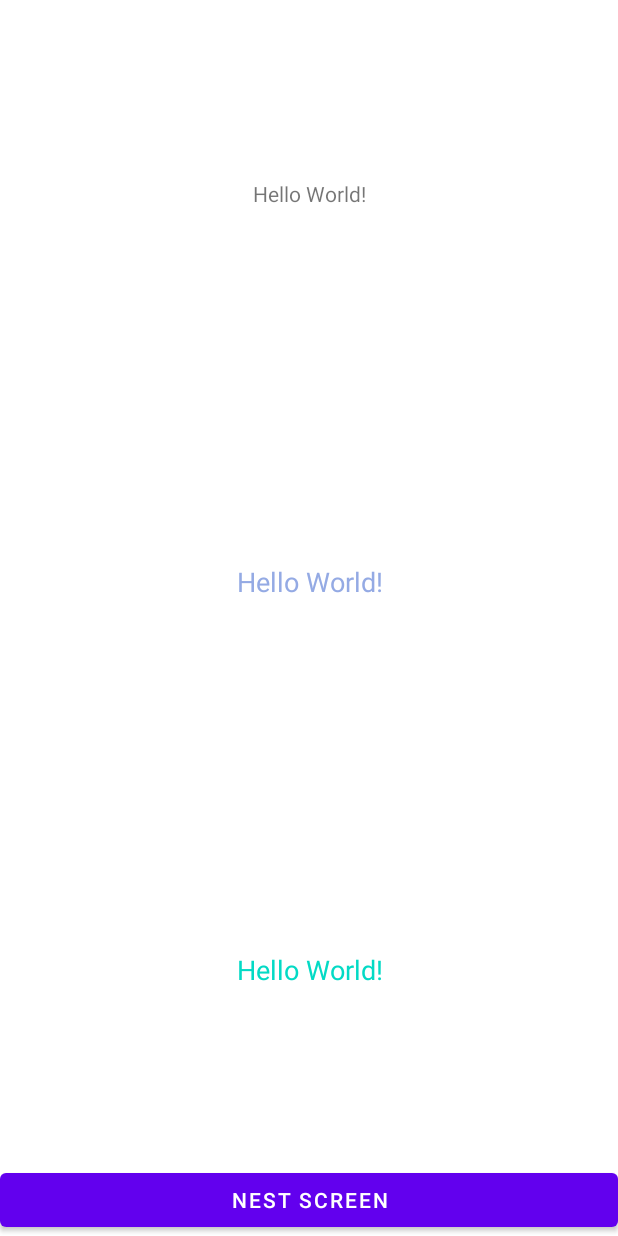
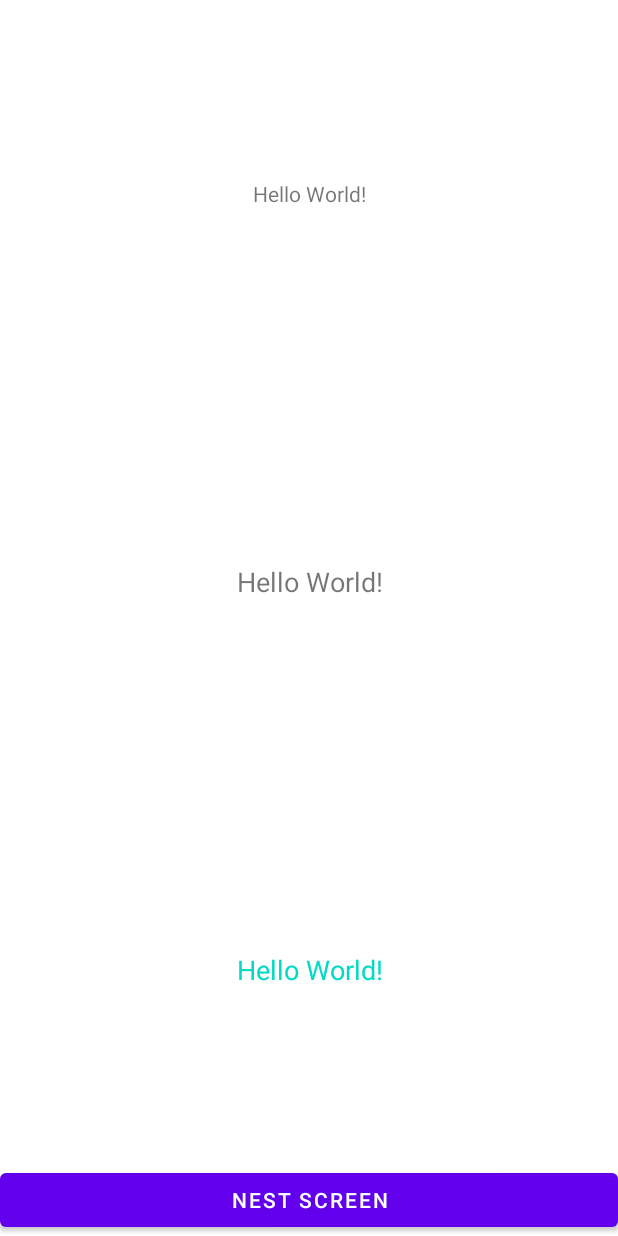
Before and after one commit to AugustDi/IDP-09.11.2022, an Android app: the layout activity_main.xml on its own in the app's theme, with its tools: preview values and no code run, on a phone screen of 412 x 824 dp. Run offline under Robolectric (Android 15) with nearby library versions, the light colour scheme and no system bars.

Commit message:
feature: type check

```diff
--- a/app/src/main/res/layout/activity_main.xml
+++ b/app/src/main/res/layout/activity_main.xml
@@ -25,12 +25,7 @@
         android:layout_height="0dp"
         tools:text="Hello World!"
         android:gravity="center"
-        android:textColor="@color/material_dynamic_primary70"
-        android:textSize="18sp"
-        app:layout_constraintBottom_toBottomOf="parent"
-        app:layout_constraintEnd_toEndOf="parent"
-        app:layout_constraintStart_toStartOf="parent"
-        app:layout_constraintTop_toTopOf="parent" />
+        android:textSize="18sp" />
     <TextView
         android:id="@+id/numberOne"
         android:layout_weight="1"
```
Also changed, not shown: app/src/main/java/com/triare/idp_3d/MainActivity.kt (+39 -0 lines).
